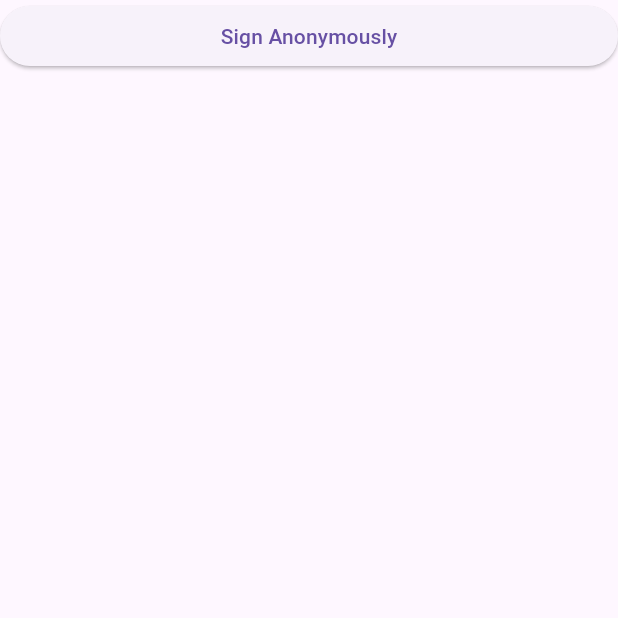
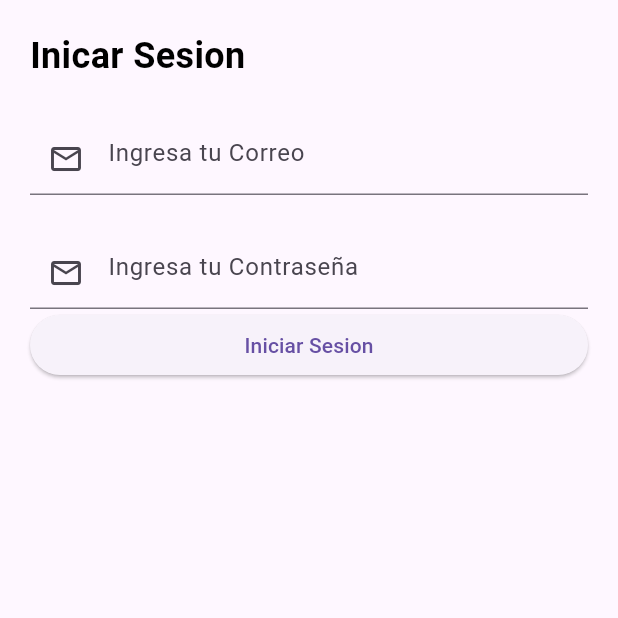
Before and after one commit to funkai13/money_mate, a Flutter app: the screen it shows after launch, on a phone screen of 412 x 824 dp, the top half of it. Run offline on Flutter 3.47's test engine with Material 3 defaults, Android fonts, the phone set to English and light mode, and no system bars; our stand-ins replace firebase_auth, firebase_core, flutter_riverpod, riverpod; accounts and stored records are empty.

```diff
--- a/lib/feature/auth/domain/provider/auth_provider.dart
+++ b/lib/feature/auth/domain/provider/auth_provider.dart
@@ -1,7 +1,13 @@
 import 'package:firebase_auth/firebase_auth.dart';
 import 'package:money_mate/feature/auth/data/api/sign_in_api.dart';
 import 'package:money_mate/feature/auth/domain/repositories/sign_in_repository.dart';
+import 'package:money_mate/feature/auth/domain/repositories/sign_up_repository.dart';
 import 'package:riverpod/riverpod.dart';
+
+import '../../data/api/sign_up_api.dart';
 
 final signInServiceProvider =
     Provider<SignInRepository>((_) => SignInService(FirebaseAuth.instance));
+
+final signUpServiceProvider =
+    Provider<SignUpRepository>((_) => SignUpService(FirebaseAuth.instance));
--- a/lib/feature/auth/presenter/controller/sign_in_controller.dart
+++ b/lib/feature/auth/presenter/controller/sign_in_controller.dart
@@ -25,7 +25,6 @@ class SignInController extends AutoDisposeAsyncNotifier<SignInStatus> {
 
     final authRepo = ref.read(signInServiceProvider);
     final result = await authRepo.signInAnonymous();
-    print(' este es el resultado${result}');
     result.fold((value) => state = const AsyncData(SignInStatus.success),
         (err) => state = AsyncError(err, StackTrace.current));
   }
--- a/lib/feature/auth/presenter/screen/sign_in_screen.dart
+++ b/lib/feature/auth/presenter/screen/sign_in_screen.dart
@@ -16,21 +16,60 @@ class _SignInScreenState extends ConsumerState<SignInScreen> {
     ref.read(signInControllerProvider.notifier).signInAnonymous();
   }
 
+  Future<void> _signIn() async {
+    if (!formKey.currentState!.validate()) return;
+    ref.read(signInControllerProvider.notifier).signIn(
+        email: _emailController.text, password: _passwordController.text);
+  }
+
   late final formKey = GlobalKey<FormState>();
-  var email = '';
-  var password = '';
+  final _emailController = TextEditingController();
+  final _passwordController = TextEditingController();
 
   @override
   Widget build(BuildContext context) {
     return Scaffold(
         body: SafeArea(
+            child: Padding(
+      padding: const EdgeInsets.all(20),
       child: Center(
+          child: Form(
+        key: formKey,
         child: Column(
           crossAxisAlignment: CrossAxisAlignment.stretch,
           children: [
+            const Text(
+              'Inicar Sesion',
+              style: TextStyle(
+                  color: Colors.black,
+                  fontWeight: FontWeight.bold,
+                  fontSize: 24),
+            ),
+            const SizedBox(height: 28),
+            TextFormField(
+              controller: _emailController,
+              autovalidateMode: AutovalidateMode.onUserInteraction,
+              keyboardType: TextInputType.emailAddress,
+              decoration: const InputDecoration(
+                hintText: 'Ingresa tu Correo',
+                prefixIcon: Icon(Icons.email_outlined),
+              ),
+            ),
+            const SizedBox(height: 28),
+            TextFormField(
+              controller: _passwordController,
+              autovalidateMode: AutovalidateMode.onUserInteraction,
+              keyboardType: TextInputType.visiblePassword,
+              decoration: const InputDecoration(
+                hintText: 'Ingresa tu Contraseña',
+                prefixIcon: Icon(Icons.email_outlined),
+              ),
+            ),
             ElevatedButton(
-            onPressed: _anonymousSign, child: const Text('Sign Anonymously'))
+                onPressed: _signIn, child: const Text('Iniciar Sesion'))
           ],
-    ))));
+        ),
+      )),
+    )));
   }
 }
```
Also changed, not shown: lib/main.dart (+9 -5 lines), 2 other files. Lines whose indentation alone changed are shown as unchanged.
